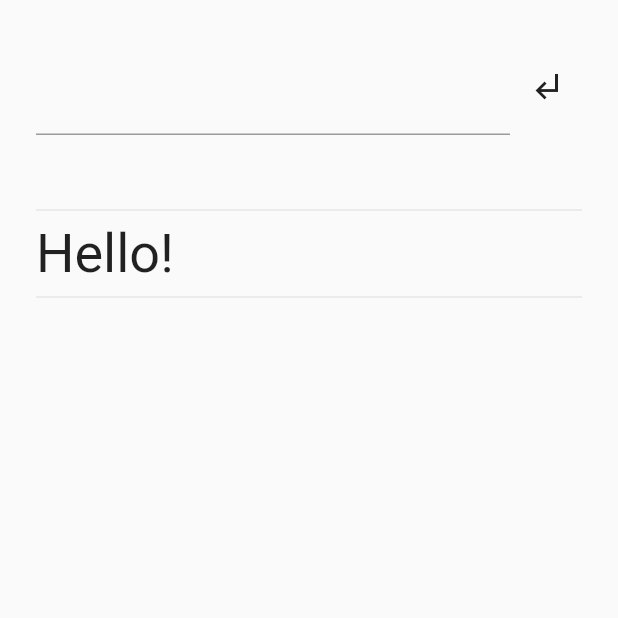
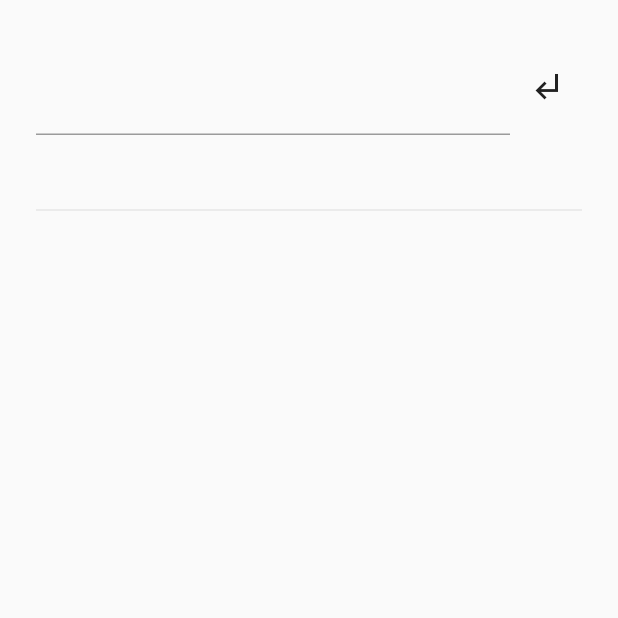
Before and after one commit to Mopriestt/home-page, a Flutter app: the Chatroom screen opened by its route, after a tap on the "subdirectory arrow left" icon, on a phone screen of 412 x 824 dp, the top half of it. Run offline on Flutter 3.47's test engine with Material 2 defaults, Android fonts, the phone set to English and light mode, and no system bars.

Commit message:
Chat enter submit

```diff
--- a/lib/chatroom/chatroom.dart
+++ b/lib/chatroom/chatroom.dart
@@ -9,17 +9,23 @@ class _ChatroomState extends State<Chatroom> {
   final _chats = <String>[];
   final _controller = TextEditingController();
 
+  void postMsg() => setState(() {
+        _chats.add(_controller.text);
+        _controller.text = '';
+      });
+
   Widget _buildInputArea() {
     return Row(
       children: [
         Expanded(
-            child: TextField(
-          controller: _controller,
-          style: const TextStyle(fontSize: 36),
-        )),
+          child: TextField(
+            onSubmitted: (_) => postMsg(), // Keyboard enter.
+            controller: _controller,
+            style: const TextStyle(fontSize: 36),
+          ),
+        ),
         IconButton(
-          onPressed: () =>
-              setState(() => _chats.addAll([_controller.text, 'Hello!'])),
+          onPressed: postMsg,
           icon: const Icon(Icons.subdirectory_arrow_left),
         )
       ],
@@ -36,7 +42,7 @@ class _ChatroomState extends State<Chatroom> {
             itemBuilder: (_, index) {
               if (index == 0) return _buildInputArea();
               return index & 1 == 1
-                  ? Text(index == 11 ? '刘瑞霖傻蛋！' : _chats[index - 1 >> 1],
+                  ? Text(_chats[index - 1 >> 1],
                       style: const TextStyle(fontSize: 36))
                   : const Divider();
             }),
--- a/lib/main.dart
+++ b/lib/main.dart
@@ -6,7 +6,6 @@ import 'home_page.dart';
 void main() {
   runApp(
     MaterialApp(
-//      home: const HomePage(),
       routes: {
         '/': (_) => const HomePage(),
         'chatroom': (_) => Chatroom(),
```
